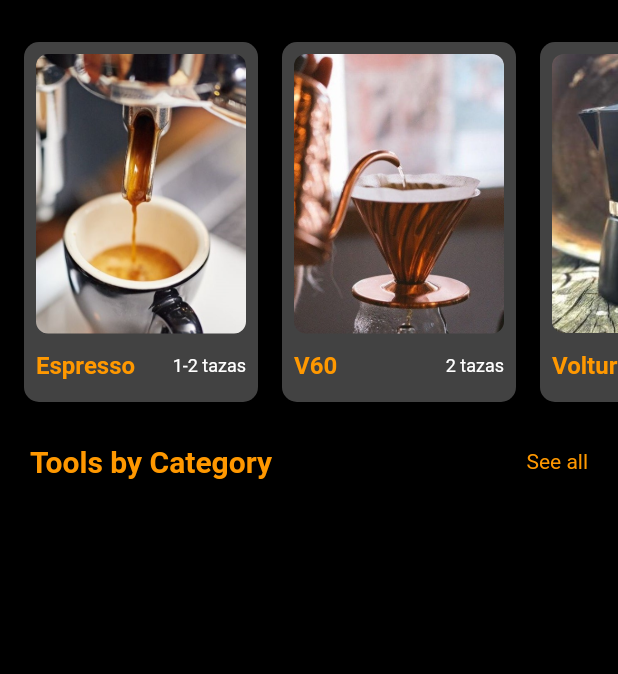
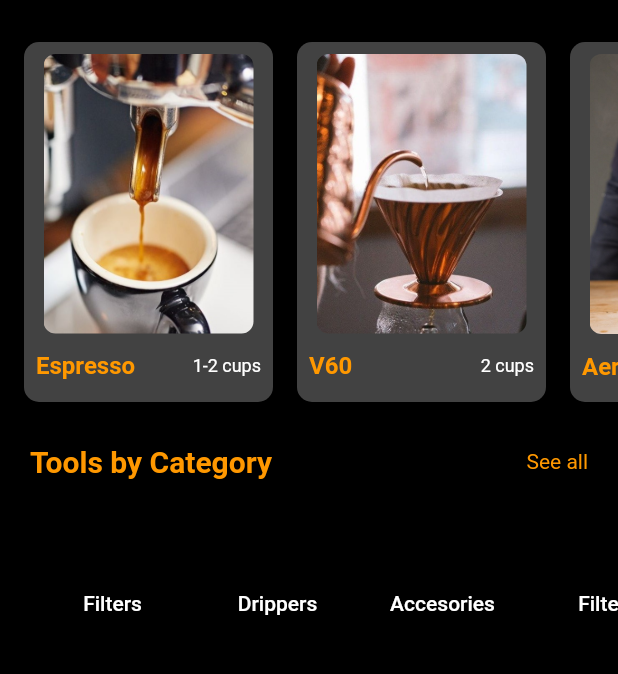
Before and after one commit to fran-cucaita/Flutter-basic-app, a Flutter app: the screen it shows after launch, on a phone screen of 412 x 824 dp, the part 444-1118 px from its top. Run offline on Flutter 3.47's test engine with Material 2 defaults, Android fonts, the phone set to English and light mode, and no system bars.

Commit message:
ui brewing

```diff
--- a/coffeeApp/lib/pages/home_page.dart
+++ b/coffeeApp/lib/pages/home_page.dart
@@ -2,6 +2,7 @@ import 'package:flutter/material.dart';
 import 'package:test_application/pages/details_page.dart';
 import 'package:test_application/routes/routes.dart';
 import 'package:test_application/widgets/recipe_card.dart';
+import 'package:test_application/widgets/tools_button.dart';
 
 class HomePage extends StatelessWidget {
   const HomePage({Key? key}) : super(key: key);
@@ -18,9 +19,8 @@ class HomePage extends StatelessWidget {
           // title: Text('Home'),
         ),
         body: SingleChildScrollView(
-        child: Column(
-          crossAxisAlignment: CrossAxisAlignment.start,
-          children: [
+            child:
+                Column(crossAxisAlignment: CrossAxisAlignment.start, children: [
           Container(
             alignment: Alignment.topLeft,
             padding: EdgeInsets.all(20),
@@ -109,6 +109,11 @@ class HomePage extends StatelessWidget {
                   cups: '2',
                 ),
                 RecipeCard(
+                  image: 'lib/assets/brewing/aeropress.jpg',
+                  title: "Aeropress",
+                  cups: '2',
+                ),
+                RecipeCard(
                   image: 'lib/assets/brewing/volturno.jpg',
                   title: "Volturno",
                   cups: '3',
@@ -147,12 +152,37 @@ class HomePage extends StatelessWidget {
               ],
             ),
           ),
+          Container(
+            height: 150,
+            child: CustomScrollView(
+                scrollDirection: Axis.horizontal,
+                primary: true,
+                slivers: <Widget>[
+                  SliverPadding(
+                    padding: const EdgeInsets.all(20),
+                    sliver: SliverGrid.count(
+                      crossAxisSpacing: 0,
+                      mainAxisSpacing: 0,
+                      crossAxisCount: 1,
+                      children: <Widget>[
+                        ButtonTools(title: 'Filters'),
+                        ButtonTools(title: 'Drippers'),
+                        ButtonTools(title: 'Accesories'),
+                        ButtonTools(title: 'Filters'),
+                        ButtonTools(title: 'Drippers'),
+                        ButtonTools(title: 'Accesories'),
+                        ButtonTools(title: 'Filters'),
+                        ButtonTools(title: 'Drippers'),
+                        ButtonTools(title: 'Accesories'),
                       ],
                     ),
                   ),
-    );
+                ]),
+          )
+        ])));
   }
 }
+
 
 //               Container(
 //                 width: MediaQuery.of(context).size.width * 1,
--- a/coffeeApp/lib/widgets/recipe_card.dart
+++ b/coffeeApp/lib/widgets/recipe_card.dart
@@ -37,7 +37,7 @@ class RecipeCard extends StatelessWidget {
             Row(
               children: [
                 SizedBox(
-                  width: 80,
+                  width: 90,
                   child: Text(
                     title,
                     textAlign: TextAlign.start,
@@ -51,7 +51,7 @@ class RecipeCard extends StatelessWidget {
                 SizedBox(
                   width: 60,
                   child: Text(
-                    '$cups tazas',
+                    '$cups cups',
                     textAlign: TextAlign.end,
                     style: const TextStyle(
                       color: Colors.white,
--- /dev/null
+++ b/coffeeApp/lib/widgets/tools_button.dart
@@ -0,0 +1,22 @@
+import 'package:flutter/material.dart';
+
+class ButtonTools extends StatelessWidget {
+  final String title;
+  const ButtonTools({Key? key, required this.title}) : super(key: key);
+
+  @override
+  Widget build(BuildContext context) {
+    return TextButton(
+      style: ButtonStyle(
+        elevation: MaterialStateProperty.all(10),
+      ),
+      onPressed: () {},
+      child: Text(
+        title,
+        style: TextStyle(color: Colors.white),
+        overflow: TextOverflow.visible,
+        maxLines: 1,
+      ),
+    );
+  }
+}
```
Lines whose indentation alone changed are shown as unchanged.
